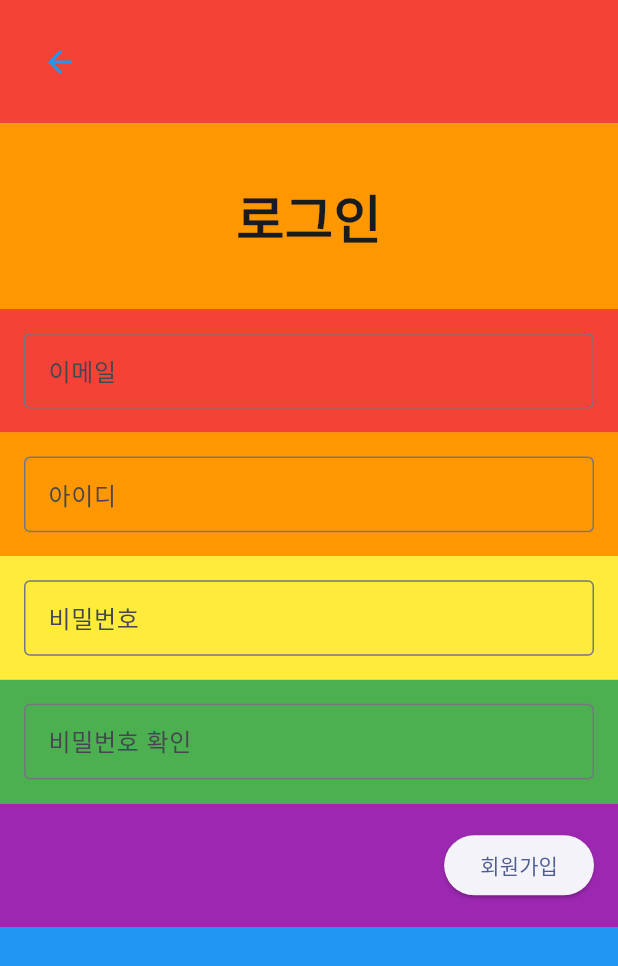
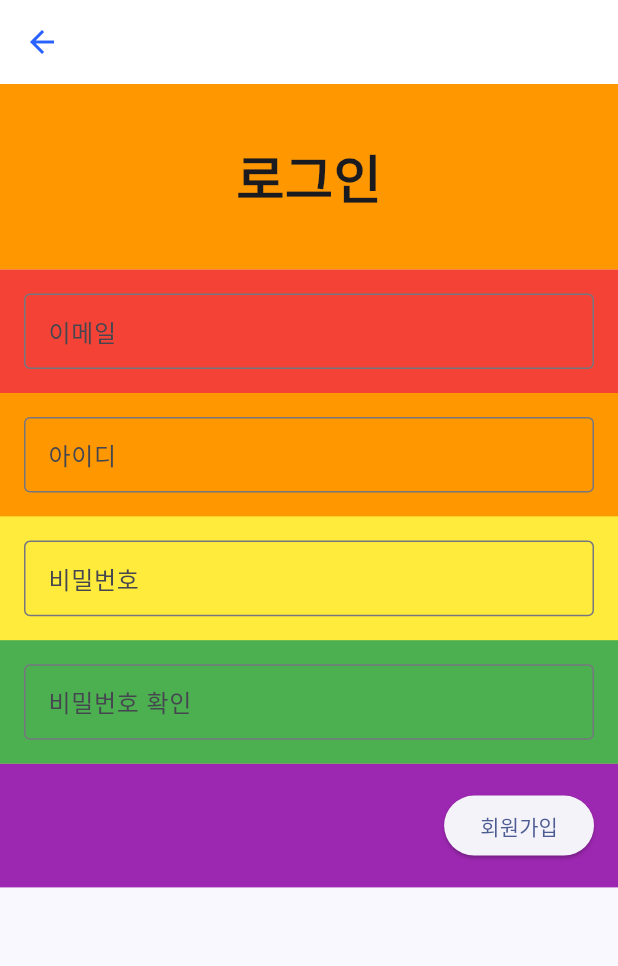
Before and after one commit to hoseCloud/sp1-frontend, a Flutter app: the ScreenRegisterMember screen opened directly, on a phone screen of 412 x 824 dp. Shown: the top 966 px of the screen. Run offline on Flutter 3.47's test engine with Material 2 defaults, Android fonts, the phone set to English and light mode, and no system bars; our stand-ins replace loading_animation_widget, sqflite; accounts and stored records are empty.

Commit message:
Fix overflow screen when the keyboard was moving
키보드가 올라오면 화면이 키보드에 가려지는 현상이 있음.

레이아웃의 크기를 재조정하고 키보드가 올라와도 화면을 움직일 수 있게 Column 대신 Scrollbar 사용.

```diff
--- a/lib/main.dart
+++ b/lib/main.dart
@@ -22,8 +22,8 @@ class MyApp extends StatelessWidget {
     return MaterialApp(
       title: 'sp-1 frontend',
       theme: ThemeData(
-        // primarySwatch: Colors.blue,
         colorSchemeSeed: const Color(0xff2962ff),
+        backgroundColor: Colors.white,
         useMaterial3: true,
       ),
       home: const ScreenSplash(),
--- a/lib/screen/register_member005.dart
+++ b/lib/screen/register_member005.dart
@@ -44,22 +44,11 @@ class _ScreenRegisterMemberState extends State<ScreenRegisterMember> {
 
   @override
   Widget build(BuildContext context) {
-    return Scaffold(
-      body: LayoutBuilder(
-          builder: (BuildContext context, BoxConstraints constraints) {
-            return Column(
-              children: <Widget>[
+    var screenHeight = MediaQuery.of(context).size.height;
+    var screenWidth = MediaQuery.of(context).size.width;
+    List<Widget> containers = [
       Container(
-                  height: constraints.maxHeight * 0.1,
-                  alignment: Alignment.centerLeft,
-                  padding: const EdgeInsets.all(16.0),
-                  color: Colors.red,
-                  child: const BackButton(
-                    color: Colors.blue,
-                  ),
-                ),
-                Container(
-                  height: constraints.maxHeight * 0.15,
+        height: screenHeight * 0.15,
         alignment: Alignment.center,
         color: Colors.orange,
         child: const Text(
@@ -69,13 +58,13 @@ class _ScreenRegisterMemberState extends State<ScreenRegisterMember> {
         ),
       ),
       Container(
-                    height: constraints.maxHeight * 0.4,
+          height: screenHeight * 0.4,
           alignment: Alignment.center,
           color: Colors.yellow,
           child: Column(
             children: <Widget>[
               Container(
-                          height: constraints.maxHeight * 0.1,
+                height: screenHeight * 0.1,
                 alignment: Alignment.center,
                 padding: const EdgeInsets.all(16.0),
                 color: Colors.red,
@@ -89,7 +78,7 @@ class _ScreenRegisterMemberState extends State<ScreenRegisterMember> {
                 ),
               ),
               Container(
-                          height: constraints.maxHeight * 0.1,
+                height: screenHeight * 0.1,
                 alignment: Alignment.center,
                 padding: const EdgeInsets.all(16.0),
                 color: Colors.orange,
@@ -103,7 +92,7 @@ class _ScreenRegisterMemberState extends State<ScreenRegisterMember> {
                 ),
               ),
               Container(
-                          height: constraints.maxHeight * 0.1,
+                height: screenHeight * 0.1,
                 alignment: Alignment.center,
                 padding: const EdgeInsets.all(16.0),
                 color: Colors.yellow,
@@ -117,7 +106,7 @@ class _ScreenRegisterMemberState extends State<ScreenRegisterMember> {
                 ),
               ),
               Container(
-                          height: constraints.maxHeight * 0.1,
+                height: screenHeight * 0.1,
                 alignment: Alignment.center,
                 padding: const EdgeInsets.all(16.0),
                 color: Colors.green,
@@ -134,7 +123,7 @@ class _ScreenRegisterMemberState extends State<ScreenRegisterMember> {
           )
       ),
       Container(
-                  height: constraints.maxHeight * 0.1,
+        height: screenHeight * 0.1,
         alignment: Alignment.centerRight,
         padding: const EdgeInsets.all(16.0),
         color: Colors.purple,
@@ -145,14 +134,16 @@ class _ScreenRegisterMemberState extends State<ScreenRegisterMember> {
           child: const Text('회원가입'),
         ),
       ),
-                Container(
-                  height: constraints.maxHeight * 0.25,
-                  alignment: Alignment.center,
-                  color: Colors.blue,
+    ];
+
+    return Scaffold(
+      appBar: AppBar(
+        backgroundColor: Colors.white,
+        foregroundColor: const Color(0xff2962ff),
+        elevation: 0.0,
       ),
-              ],
-            );
-          }
+      body: ListView(
+        children: containers,
       ),
     );
   }
```
Also changed, not shown: lib/screen/add_account002.dart (+17 -20 lines), lib/screen/login_member004.dart (+20 -30 lines), lib/screen/login_service006.dart (+12 -13 lines). Lines whose indentation alone changed are shown as unchanged.
